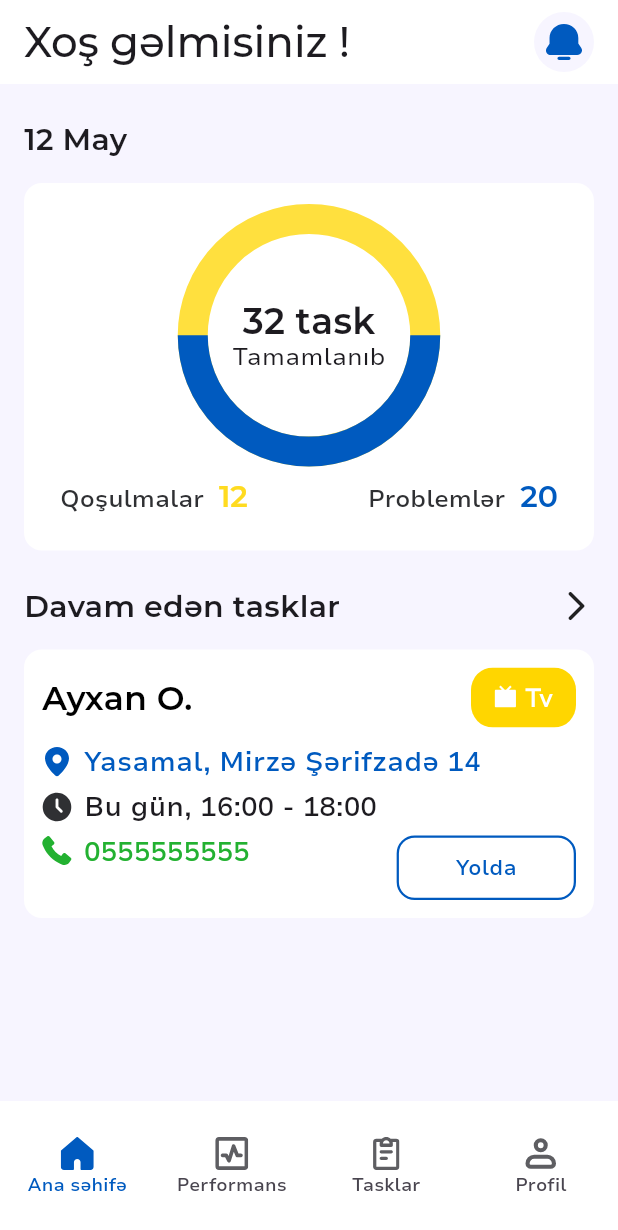
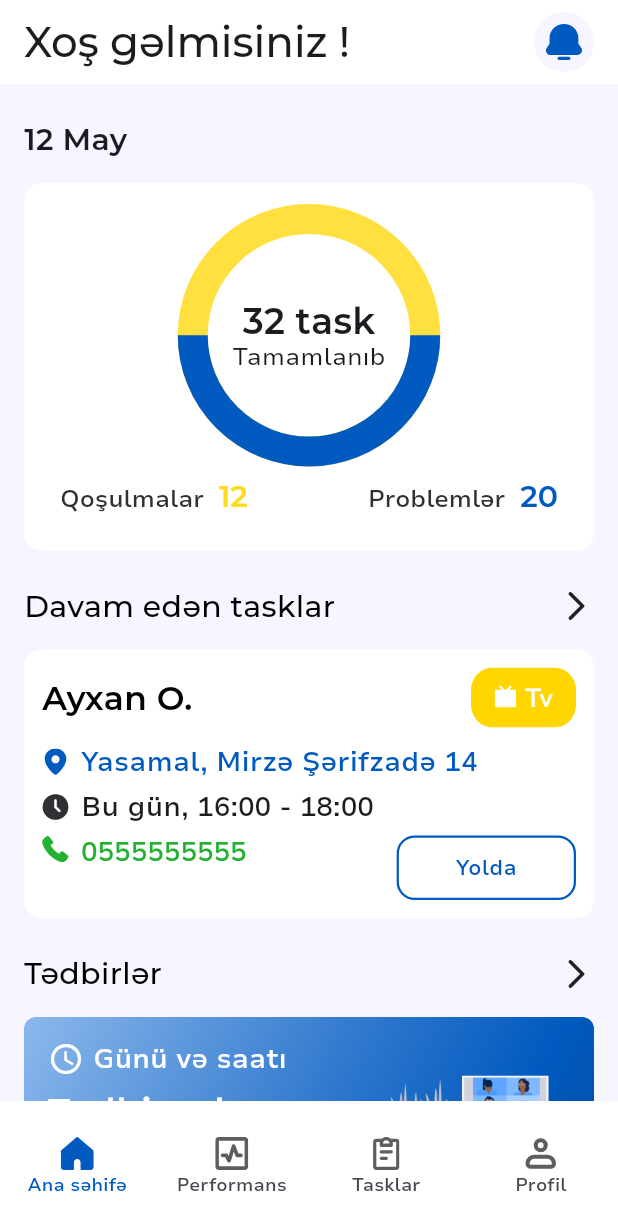
Before and after one commit to MansurSarkhanov/DigiTask, a Flutter app: the screen it shows after launch, on a phone screen of 412 x 824 dp. Shown: the top 1230 px of the screen. Run offline on Flutter 3.47's test engine with Material 3 defaults, Android fonts, the phone set to English and light mode, and no system bars; our stand-ins replace flutter_svg, go_router; project files that could hold a hidden picture were left out.

Commit message:
card fixed

```diff
--- a/digi_task/lib/core/constants/path/image_paths.dart
+++ b/digi_task/lib/core/constants/path/image_paths.dart
@@ -1,3 +1,4 @@
 enum ImagePath {
   logo,
+  cardinfo
 }
--- a/digi_task/lib/presentation/pages/home/home_page.dart
+++ b/digi_task/lib/presentation/pages/home/home_page.dart
@@ -34,6 +34,7 @@ class _HomePageState extends State<HomePage> with TickerProviderStateMixin {
         actions: const [NotificationIcon()],
       ),
       body: TabBarView(
+        physics: const NeverScrollableScrollPhysics(),
         controller: tabController,
         children: const [
           HomeTaView(),
--- a/digi_task/lib/presentation/pages/home/view/home_tab.dart
+++ b/digi_task/lib/presentation/pages/home/view/home_tab.dart
@@ -3,6 +3,7 @@ import 'package:digi_task/presentation/pages/home/widgets/tasks_card.dart';
 import 'package:flutter/material.dart';
 
 import '../widgets/continue_tasks.dart';
+import '../widgets/organizations_card.dart';
 
 class HomeTaView extends StatelessWidget {
   const HomeTaView({super.key});
@@ -11,6 +12,7 @@ class HomeTaView extends StatelessWidget {
   Widget build(BuildContext context) {
     return Padding(
       padding: const EdgeInsets.only(top: 24.0, left: 16, right: 16),
+      child: SingleChildScrollView(
         child: Column(
           crossAxisAlignment: CrossAxisAlignment.start,
           children: [
@@ -25,9 +27,13 @@ class HomeTaView extends StatelessWidget {
             const SizedBox(
               height: 24,
             ),
-          const ContinueTasks()
-
+            const ContinueTasks(),
+            const SizedBox(
+              height: 24,
+            ),
+            const OrganizationsCard()
           ],
+        ),
       ),
     );
   }
--- a/digi_task/lib/presentation/pages/home/widgets/continue_tasks.dart
+++ b/digi_task/lib/presentation/pages/home/widgets/continue_tasks.dart
@@ -21,7 +21,7 @@ class _ContinueTasksState extends State<ContinueTasks> {
           children: [
             Text(
               'Davam edən tasklar',
-              style: context.typography.subtitle2SemiBold,
+              style: context.typography.subtitle2Medium,
             ),
             const Icon(Icons.arrow_forward_ios_rounded)
           ],
@@ -62,8 +62,8 @@ class _ContinueTasksState extends State<ContinueTasks> {
                   children: [
                     SvgPicture.asset(
                       IconPath.location.toPathSvg,
-                      height: 20,
-                      width: 20,
+                      height: 18,
+                      width: 18,
                     ),
                     const SizedBox(
                       width: 8,
@@ -81,8 +81,8 @@ class _ContinueTasksState extends State<ContinueTasks> {
                   children: [
                     SvgPicture.asset(
                       IconPath.clock.toPathSvg,
-                      height: 20,
-                      width: 20,
+                      height: 18,
+                      width: 18,
                     ),
                     const SizedBox(
                       width: 8,
@@ -101,8 +101,8 @@ class _ContinueTasksState extends State<ContinueTasks> {
                   children: [
                     SvgPicture.asset(
                       IconPath.phone.toPathSvg,
-                      height: 20,
-                      width: 20,
+                      height: 18,
+                      width: 18,
                     ),
                     const SizedBox(
                       width: 8,
--- /dev/null
+++ b/digi_task/lib/presentation/pages/home/widgets/organizations_card.dart
@@ -0,0 +1,102 @@
+import 'package:digi_task/core/constants/path/image_paths.dart';
+import 'package:digi_task/core/constants/theme/theme_ext.dart';
+import 'package:digi_task/core/utility/extension/image_path_ext.dart';
+import 'package:flutter/material.dart';
+
+class OrganizationsCard extends StatelessWidget {
+  const OrganizationsCard({super.key});
+
+  @override
+  Widget build(BuildContext context) {
+    return Column(
+      children: [
+        Row(
+          mainAxisAlignment: MainAxisAlignment.spaceBetween,
+          children: [
+            Text(
+              'Tədbirlər',
+              style: context.typography.subtitle2Medium,
+            ),
+            const Icon(Icons.arrow_forward_ios_rounded),
+          ],
+        ),
+        const SizedBox(
+          height: 16,
+        ),
+        Container(
+          decoration: BoxDecoration(
+            gradient: LinearGradient(begin: Alignment.topLeft, end: Alignment.bottomRight, colors: [
+              context.colors.primaryColor80,
+              context.colors.primaryColor70,
+              context.colors.primaryColor60,
+              context.colors.primaryColor50,
+              context.colors.primaryColor30,
+            ]),
+            borderRadius: BorderRadius.circular(8),
+          ),
+          child: Padding(
+            padding: const EdgeInsets.all(16.0),
+            child: Column(
+              children: [
+                Row(
+                  crossAxisAlignment: CrossAxisAlignment.start,
+                  mainAxisAlignment: MainAxisAlignment.spaceBetween,
+                  children: [
+                    Column(
+                      crossAxisAlignment: CrossAxisAlignment.start,
+                      children: [
+                        Row(
+                          children: [
+                            const Icon(
+                              Icons.schedule,
+                              color: Colors.white,
+                            ),
+                            const SizedBox(
+                              width: 6,
+                            ),
+                            Text(
+                              'Günü və saatı',
+                              style: context.typography.body1SemiBold.copyWith(color: context.colors.neutralColor100),
+                            ),
+                          ],
+                        ),
+                        const SizedBox(
+                          height: 8,
+                        ),
+                        Text(
+                          'Tədbir adı',
+                          style: context.typography.h6SemiBold.copyWith(color: context.colors.neutralColor100),
+                        ),
+                      ],
+                    ),
+                    Image.asset(
+                      ImagePath.cardinfo.toPathPng,
+                      height: 130,
+                      width: 130,
+                    ),
+                  ],
+                ),
+                const SizedBox(
+                  height: 12,
+                ),
+                Row(
+                  mainAxisAlignment: MainAxisAlignment.spaceBetween,
+                  children: [
+                    Text(
+                      'Keçirələcəyi yer',
+                      style: context.typography.subtitle2SemiBold.copyWith(color: context.colors.neutralColor100),
+                    ),
+                    const Icon(
+                      Icons.arrow_forward_ios_rounded,
+                      color: Colors.white,
+                    )
+                  ],
+                )
+              ],
+            ),
+          ),
+        )
+      ],
+    );
+  }
+}
```
Also changed, not shown: digi_task/assets/images/im_cardinfo.png (added). Lines whose indentation alone changed are shown as unchanged.
